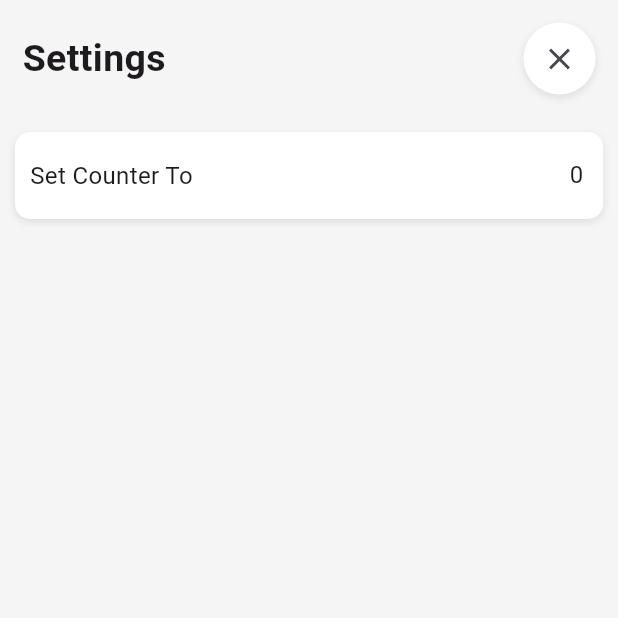
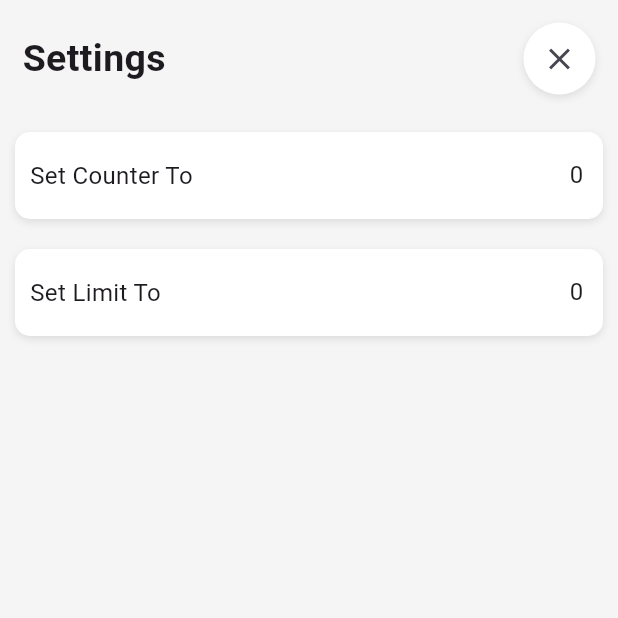
Before and after one commit to atomi19/open_counter, a Flutter app: the screen it shows after launch, after a tap on the "settings" icon, on a phone screen of 412 x 824 dp, the top half of it. Run offline on Flutter 3.47's test engine with Material 3 defaults, Android fonts, the phone set to English and light mode, and no system bars.

Commit message:
Add limit functionality: allow setting a number limit and display remaining count

```diff
--- a/lib/pages/main_page.dart
+++ b/lib/pages/main_page.dart
@@ -10,16 +10,19 @@ class MainPage extends StatefulWidget {
 
 class _MainPageState extends State<MainPage> {
   int counter = 0;
+  int setLimit = 0;
 
   void decreaseCounter() {
     setState(() {
       counter--;
+      countLimit();
     });
   }
 
   void increaseCounter() {
     setState(() {
       counter++;
+      countLimit();
     });
   }
 
@@ -35,12 +38,32 @@ class _MainPageState extends State<MainPage> {
     });
   }
 
+  void setLimitTo(int newLimit) {
+    setState(() {
+      setLimit = newLimit;
+    });
+  }
+
+  String countLimit() {
+    // if setLimit is set to zero, then do not do anything
+    if(setLimit != 0) {
+      if(setLimit-counter > 0) {
+        return ('${setLimit-counter} Available');
+      } else {
+        return ('${setLimit-counter} Limit Reached');
+      }
+    }
+    return '';
+  }
+
   void navigateToSettingsPage() {
     Navigator.push(
       context,
       MaterialPageRoute(builder: (context) => SettingsPage(
         counter: counter,
+        setLimit: setLimit,
         setCounterTo: setCounterTo,
+        setLimitTo: setLimitTo,
       ))
     );
   }
@@ -134,7 +157,22 @@ class _MainPageState extends State<MainPage> {
                     ),
                   ),
                   // counter digit
-                  Text(counter.toString(), style: TextStyle(fontSize: 75)),
+                  Expanded(
+                    child: Column(
+                      mainAxisAlignment: MainAxisAlignment.center,
+                      crossAxisAlignment: CrossAxisAlignment.center,
+                      children: [
+                        Text(counter.toString(), style: TextStyle(fontSize: 75)),
+                        // hide limit banner if setLimit is set to zero,
+                        // othwerwise show banner
+                        Text(
+                          setLimit == 0
+                          ? '' : countLimit(),
+                          style: TextStyle(fontSize: 15)
+                        ),
+                      ],
+                    ),
+                  ),
                   // right side
                   Expanded(
                     child: GestureDetector(
--- a/lib/pages/settings_page.dart
+++ b/lib/pages/settings_page.dart
@@ -3,12 +3,16 @@ import 'package:flutter/material.dart';
 
 class SettingsPage extends StatefulWidget {
   final int counter;
+  final int setLimit;
   final Function(int) setCounterTo;
+  final Function(int) setLimitTo;
 
   const SettingsPage({
     super.key,
     required this.counter,
+    required this.setLimit,
     required this.setCounterTo,
+    required this.setLimitTo,
   });
 
   @override
@@ -17,11 +21,13 @@ class SettingsPage extends StatefulWidget {
 
 class _SettingsPageState extends State<SettingsPage> {
   final TextEditingController counterController = TextEditingController();
+  final TextEditingController limitController = TextEditingController();
 
   @override
   void initState() {
     super.initState();
     counterController.text = widget.counter.toString();
+    limitController.text = widget.setLimit.toString();
   }
 
   Widget buildSettingsCard(Widget child) {
@@ -97,6 +103,34 @@ class _SettingsPageState extends State<SettingsPage> {
                 ],
               )
             ),
+            buildSettingsCard(
+              Row(
+                mainAxisAlignment: MainAxisAlignment.spaceBetween,
+                children: [
+                  const Text('Set Limit To', style: TextStyle(fontSize: 16)),
+                  SizedBox(
+                    width: 100,
+                    child: TextField(
+                      decoration: InputDecoration(
+                        border: InputBorder.none,
+                      ),
+                      textAlign: TextAlign.end,
+                      keyboardType: TextInputType.number,
+                      controller: limitController,
+                      onChanged: (String value) {
+                        int newLimit = 0;
+                        try {
+                          newLimit = value == '' ? 0 : int.parse(value);
+                        } catch (e) {
+                          newLimit = 0;
+                        }
+                        widget.setLimitTo(newLimit);
+                      }
+                    ),
+                  )
+                ],
+              )
+            )
           ],
         ),
       ),
```
